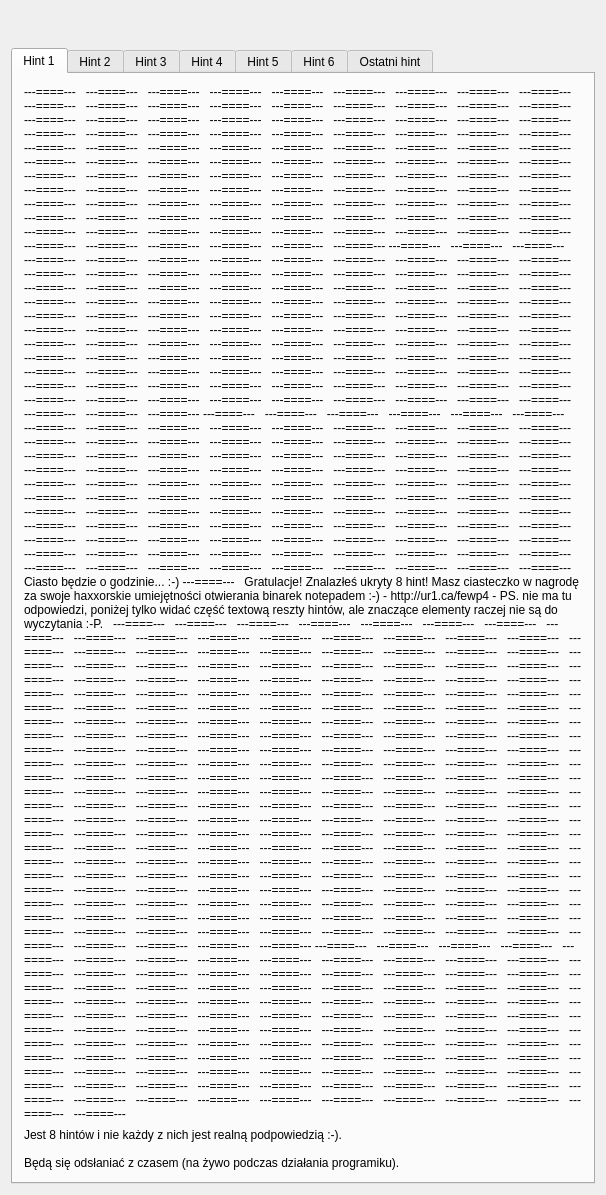
Qt form ur2013-client/ur2013gui.ui (CyberKiller40/ur2013) before a commit.
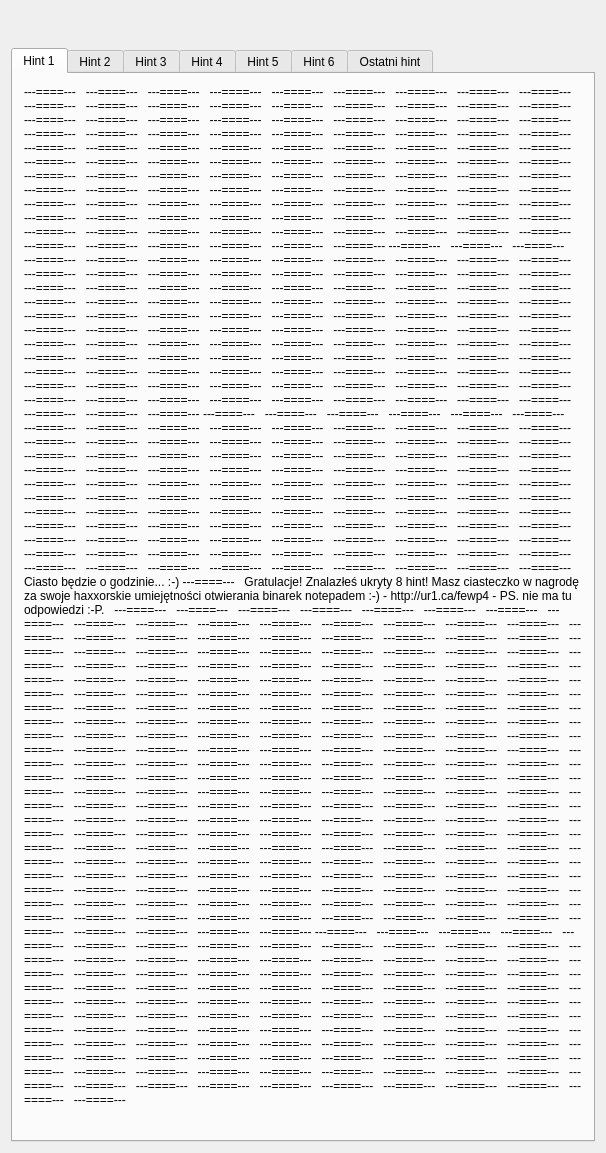
The same form after that commit. The open tabs and pages were chosen to show the change. Icons and pictures are not drawn.

Commit message:
base64! :-D
extra : convert_revision : cyberkiller8%40gmail.com-20130907212124-1zaf0qd44q7h84vm

```diff
--- a/ur2013-client/ur2013gui.ui
+++ b/ur2013-client/ur2013gui.ui
@@ -6,8 +6,8 @@
    <rect>
     <x>0</x>
     <y>0</y>
-    <width>270</width>
-    <height>359</height>
+    <width>495</width>
+    <height>1641</height>
    </rect>
   </property>
   <property name="sizePolicy">
@@ -57,7 +57,7 @@
        <item>
         <widget class="QLabel" name="alabel_8">
          <property name="text">
-          <string>---====---   ---====---   ---====---   ---====---   ---====---   ---====---   ---====---   ---====---   ---====---   ---====---   ---====---   ---====---   ---====---   ---====---   ---====---   ---====---   ---====---   ---====---   ---====---   ---====---   ---====---   ---====---   ---====---   ---====---   ---====---   ---====---   ---====---   ---====---   ---====---   ---====---   ---====---   ---====---   ---====---   ---====---   ---====---   ---====---   ---====---   ---====---   ---====---   ---====---   ---====---   ---====---   ---====---   ---====---   ---====---   ---====---   ---====---   ---====---   ---====---   ---====---   ---====---   ---====---   ---====---   ---====---   ---====---   ---====---   ---====---   ---====---   ---====---   ---====---   ---====---   ---====---   ---====---   ---====---   ---====---   ---====---   ---====---   ---====---   ---====---   ---====---   ---====---   ---====---   ---====---   ---====---   ---====---   ---====---   ---====---   ---====---   ---====---   ---====---   ---====---   ---====---   ---====---   ---====---   ---====---   ---====---   ---====---   ---====---   ---====---   ---====---   ---====---   ---====---   ---====---   ---====---   ---====---   ---====---   ---====---   ---====---   ---====---   ---====---   ---====---   ---====---   ---====---   ---====---   ---====--- ---====---   ---====---   ---====---   ---====---   ---====---   ---====---   ---====---   ---====---   ---====---   ---====---   ---====---   ---====---   ---====---   ---====---   ---====---   ---====---   ---====---   ---====---   ---====---   ---====---   ---====---   ---====---   ---====---   ---====---   ---====---   ---====---   ---====---   ---====---   ---====---   ---====---   ---====---   ---====---   ---====---   ---====---   ---====---   ---====---   ---====---   ---====---   ---====---   ---====---   ---====---   ---====---   ---====---   ---====---   ---====---   ---====---   ---====---   ---====---   ---====---   ---====---   ---====---   ---====---   ---====---   ---====---   ---====---   ---====---   ---====---   ---====---   ---====---   ---====---   ---====---   ---====---   ---====---   ---====---   ---====---   ---====---   ---====---   ---====---   ---====---   ---====---   ---====---   ---====---   ---====---   ---====---   ---====---   ---====---   ---====---   ---====---   ---====---   ---====---   ---====---   ---====---   ---====---   ---====---   ---====---   ---====---   ---====---   ---====---   ---====---   ---====---   ---====---   ---====---   ---====---   ---====---   ---====---   ---====---   ---====---   ---====---   ---====---   ---====---   ---====---   ---====---   ---====---   ---====---   ---====--- ---====---   ---====---   ---====---   ---====---   ---====---   ---====---   ---====---   ---====---   ---====---   ---====---   ---====---   ---====---   ---====---   ---====---   ---====---   ---====---   ---====---   ---====---   ---====---   ---====---   ---====---   ---====---   ---====---   ---====---   ---====---   ---====---   ---====---   ---====---   ---====---   ---====---   ---====---   ---====---   ---====---   ---====---   ---====---   ---====---   ---====---   ---====---   ---====---   ---====---   ---====---   ---====---   ---====---   ---====---   ---====---   ---====---   ---====---   ---====---   ---====---   ---====---   ---====---   ---====---   ---====---   ---====---   ---====---   ---====---   ---====---   ---====---   ---====---   ---====---   ---====---   ---====---   ---====---   ---====---   ---====---   ---====---   ---====---   ---====---   ---====---   ---====---   ---====---   ---====---   ---====---   ---====---   ---====---   ---====---   ---====---   ---====---   ---====---   ---====---   ---====---   ---====---   ---====---   ---====---   ---====---   ---====---   ---====---   ---====---   ---====---   ---====---   ---====---   ---====---   ---====---   ---====---   ---====---   ---====---   ---====---   ---====---   ---====---   ---====---   ---====---   ---====---   ---====---   ---====---   ---====---      Ciasto będzie o godzinie... :-) ---====---   Gratulacje! Znalazłeś ukryty 8 hint! Masz ciasteczko w nagrodę za swoje haxxorskie umiejętności otwierania binarek notepadem :-) - http://ur1.ca/fewp4 - PS. nie ma tu odpowiedzi, poniżej tylko widać część textową reszty hintów, ale znaczące elementy raczej nie są do wyczytania :-P.   ---====---   ---====---   ---====---   ---====---   ---====---   ---====---   ---====---   ---====---   ---====---   ---====---   ---====---   ---====---   ---====---   ---====---   ---====---   ---====---   ---====---   ---====---   ---====---   ---====---   ---====---   ---====---   ---====---   ---====---   ---====---   ---====---   ---====---   ---====---   ---====---   ---====---   ---====---   ---====---   ---====---   ---====---   ---====---   ---====---   ---====---   ---====---   ---====---   ---====---   ---====---   ---====---   ---====---   ---====---   ---====---   ---====---   ---====---   ---====---   ---====---   ---====---   ---====---   ---====---   ---====---   ---====---   ---====---   ---====---   ---====---   ---====---   ---====---   ---====---   ---====---   ---====---   ---====---   ---====---   ---====---   ---====---   ---====---   ---====---   ---====---   ---====---   ---====---   ---====---   ---====---   ---====---   ---====---   ---====---   ---====---   ---====---   ---====---   ---====---   ---====---   ---====---   ---====---   ---====---   ---====---   ---====---   ---====---   ---====---   ---====---   ---====---   ---====---   ---====---   ---====---   ---====---   ---====---   ---====---   ---====---   ---====---   ---====---   ---====---   ---====---   ---====---   ---====---   ---====---   ---====---   ---====---   ---====---   ---====---   ---====---   ---====---   ---====---   ---====---   ---====---   ---====---   ---====---   ---====---   ---====---   ---====---   ---====---   ---====---   ---====---   ---====---   ---====---   ---====---   ---====---   ---====---   ---====---   ---====---   ---====---   ---====---   ---====---   ---====---   ---====---   ---====---   ---====---   ---====---   ---====---   ---====---   ---====---   ---====---   ---====---   ---====---   ---====---   ---====---   ---====---   ---====---   ---====---   ---====---   ---====---   ---====---   ---====---   ---====---   ---====---   ---====---   ---====---   ---====---   ---====---   ---====---   ---====---   ---====---   ---====---   ---====---   ---====---   ---====---   ---====---   ---====---   ---====---   ---====---   ---====---   ---====---   ---====---   ---====---   ---====---   ---====---   ---====---   ---====---   ---====---   ---====---   ---====---   ---====---   ---====---   ---====---   ---====---   ---====---   ---====---   ---====---   ---====---   ---====---   ---====---   ---====---   ---====---   ---====---   ---====---   ---====---   ---====---   ---====---   ---====---   ---====---   ---====---   ---====---   ---====---   ---====---   ---====---   ---====---   ---====---   ---====---   ---====---   ---====---   ---====---   ---====--- ---====---   ---====---   ---====---   ---====---   ---====---   ---====---   ---====---   ---====---   ---====---   ---====---   ---====---   ---====---   ---====---   ---====---   ---====---   ---====---   ---====---   ---====---   ---====---   ---====---   ---====---   ---====---   ---====---   ---====---   ---====---   ---====---   ---====---   ---====---   ---====---   ---====---   ---====---   ---====---   ---====---   ---====---   ---====---   ---====---   ---====---   ---====---   ---====---   ---====---   ---====---   ---====---   ---====---   ---====---   ---====---   ---====---   ---====---   ---====---   ---====---   ---====---   ---====---   ---====---   ---====---   ---====---   ---====---   ---====---   ---====---   ---====---   ---====---   ---====---   ---====---   ---====---   ---====---   ---====---   ---====---   ---====---   ---====---   ---====---   ---====---   ---====---   ---====---   ---====---   ---====---   ---====---   ---====---   ---====---   ---====---   ---====---   ---====---   ---====---   ---====---   ---====---   ---====---   ---====---   ---====---   ---====---   ---====---   ---====---   ---====---   ---====---   ---====---   ---====---   ---====---   ---====---   ---====---   ---====---   ---====---   ---====---   ---====---   ---====---   ---====---   ---====---   ---====---   ---====---   ---====--- </string>
+          <string>---====---   ---====---   ---====---   ---====---   ---====---   ---====---   ---====---   ---====---   ---====---   ---====---   ---====---   ---====---   ---====---   ---====---   ---====---   ---====---   ---====---   ---====---   ---====---   ---====---   ---====---   ---====---   ---====---   ---====---   ---====---   ---====---   ---====---   ---====---   ---====---   ---====---   ---====---   ---====---   ---====---   ---====---   ---====---   ---====---   ---====---   ---====---   ---====---   ---====---   ---====---   ---====---   ---====---   ---====---   ---====---   ---====---   ---====---   ---====---   ---====---   ---====---   ---====---   ---====---   ---====---   ---====---   ---====---   ---====---   ---====---   ---====---   ---====---   ---====---   ---====---   ---====---   ---====---   ---====---   ---====---   ---====---   ---====---   ---====---   ---====---   ---====---   ---====---   ---====---   ---====---   ---====---   ---====---   ---====---   ---====---   ---====---   ---====---   ---====---   ---====---   ---====---   ---====---   ---====---   ---====---   ---====---   ---====---   ---====---   ---====---   ---====---   ---====---   ---====---   ---====---   ---====---   ---====---   ---====---   ---====---   ---====---   ---====---   ---====---   ---====---   ---====---   ---====---   ---====---   ---====--- ---====---   ---====---   ---====---   ---====---   ---====---   ---====---   ---====---   ---====---   ---====---   ---====---   ---====---   ---====---   ---====---   ---====---   ---====---   ---====---   ---====---   ---====---   ---====---   ---====---   ---====---   ---====---   ---====---   ---====---   ---====---   ---====---   ---====---   ---====---   ---====---   ---====---   ---====---   ---====---   ---====---   ---====---   ---====---   ---====---   ---====---   ---====---   ---====---   ---====---   ---====---   ---====---   ---====---   ---====---   ---====---   ---====---   ---====---   ---====---   ---====---   ---====---   ---====---   ---====---   ---====---   ---====---   ---====---   ---====---   ---====---   ---====---   ---====---   ---====---   ---====---   ---====---   ---====---   ---====---   ---====---   ---====---   ---====---   ---====---   ---====---   ---====---   ---====---   ---====---   ---====---   ---====---   ---====---   ---====---   ---====---   ---====---   ---====---   ---====---   ---====---   ---====---   ---====---   ---====---   ---====---   ---====---   ---====---   ---====---   ---====---   ---====---   ---====---   ---====---   ---====---   ---====---   ---====---   ---====---   ---====---   ---====---   ---====---   ---====---   ---====---   ---====---   ---====---   ---====---   ---====--- ---====---   ---====---   ---====---   ---====---   ---====---   ---====---   ---====---   ---====---   ---====---   ---====---   ---====---   ---====---   ---====---   ---====---   ---====---   ---====---   ---====---   ---====---   ---====---   ---====---   ---====---   ---====---   ---====---   ---====---   ---====---   ---====---   ---====---   ---====---   ---====---   ---====---   ---====---   ---====---   ---====---   ---====---   ---====---   ---====---   ---====---   ---====---   ---====---   ---====---   ---====---   ---====---   ---====---   ---====---   ---====---   ---====---   ---====---   ---====---   ---====---   ---====---   ---====---   ---====---   ---====---   ---====---   ---====---   ---====---   ---====---   ---====---   ---====---   ---====---   ---====---   ---====---   ---====---   ---====---   ---====---   ---====---   ---====---   ---====---   ---====---   ---====---   ---====---   ---====---   ---====---   ---====---   ---====---   ---====---   ---====---   ---====---   ---====---   ---====---   ---====---   ---====---   ---====---   ---====---   ---====---   ---====---   ---====---   ---====---   ---====---   ---====---   ---====---   ---====---   ---====---   ---====---   ---====---   ---====---   ---====---   ---====---   ---====---   ---====---   ---====---   ---====---   ---====---   ---====---   ---====---      Ciasto będzie o godzinie... :-) ---====---   Gratulacje! Znalazłeś ukryty 8 hint! Masz ciasteczko w nagrodę za swoje haxxorskie umiejętności otwierania binarek notepadem :-) - http://ur1.ca/fewp4 - PS. nie ma tu odpowiedzi :-P.   ---====---   ---====---   ---====---   ---====---   ---====---   ---====---   ---====---   ---====---   ---====---   ---====---   ---====---   ---====---   ---====---   ---====---   ---====---   ---====---   ---====---   ---====---   ---====---   ---====---   ---====---   ---====---   ---====---   ---====---   ---====---   ---====---   ---====---   ---====---   ---====---   ---====---   ---====---   ---====---   ---====---   ---====---   ---====---   ---====---   ---====---   ---====---   ---====---   ---====---   ---====---   ---====---   ---====---   ---====---   ---====---   ---====---   ---====---   ---====---   ---====---   ---====---   ---====---   ---====---   ---====---   ---====---   ---====---   ---====---   ---====---   ---====---   ---====---   ---====---   ---====---   ---====---   ---====---   ---====---   ---====---   ---====---   ---====---   ---====---   ---====---   ---====---   ---====---   ---====---   ---====---   ---====---   ---====---   ---====---   ---====---   ---====---   ---====---   ---====---   ---====---   ---====---   ---====---   ---====---   ---====---   ---====---   ---====---   ---====---   ---====---   ---====---   ---====---   ---====---   ---====---   ---====---   ---====---   ---====---   ---====---   ---====---   ---====---   ---====---   ---====---   ---====---   ---====---   ---====---   ---====---   ---====---   ---====---   ---====---   ---====---   ---====---   ---====---   ---====---   ---====---   ---====---   ---====---   ---====---   ---====---   ---====---   ---====---   ---====---   ---====---   ---====---   ---====---   ---====---   ---====---   ---====---   ---====---   ---====---   ---====---   ---====---   ---====---   ---====---   ---====---   ---====---   ---====---   ---====---   ---====---   ---====---   ---====---   ---====---   ---====---   ---====---   ---====---   ---====---   ---====---   ---====---   ---====---   ---====---   ---====---   ---====---   ---====---   ---====---   ---====---   ---====---   ---====---   ---====---   ---====---   ---====---   ---====---   ---====---   ---====---   ---====---   ---====---   ---====---   ---====---   ---====---   ---====---   ---====---   ---====---   ---====---   ---====---   ---====---   ---====---   ---====---   ---====---   ---====---   ---====---   ---====---   ---====---   ---====---   ---====---   ---====---   ---====---   ---====---   ---====---   ---====---   ---====---   ---====---   ---====---   ---====---   ---====---   ---====---   ---====---   ---====---   ---====---   ---====---   ---====---   ---====---   ---====---   ---====---   ---====---   ---====---   ---====---   ---====---   ---====---   ---====---   ---====---   ---====---   ---====---   ---====--- ---====---   ---====---   ---====---   ---====---   ---====---   ---====---   ---====---   ---====---   ---====---   ---====---   ---====---   ---====---   ---====---   ---====---   ---====---   ---====---   ---====---   ---====---   ---====---   ---====---   ---====---   ---====---   ---====---   ---====---   ---====---   ---====---   ---====---   ---====---   ---====---   ---====---   ---====---   ---====---   ---====---   ---====---   ---====---   ---====---   ---====---   ---====---   ---====---   ---====---   ---====---   ---====---   ---====---   ---====---   ---====---   ---====---   ---====---   ---====---   ---====---   ---====---   ---====---   ---====---   ---====---   ---====---   ---====---   ---====---   ---====---   ---====---   ---====---   ---====---   ---====---   ---====---   ---====---   ---====---   ---====---   ---====---   ---====---   ---====---   ---====---   ---====---   ---====---   ---====---   ---====---   ---====---   ---====---   ---====---   ---====---   ---====---   ---====---   ---====---   ---====---   ---====---   ---====---   ---====---   ---====---   ---====---   ---====---   ---====---   ---====---   ---====---   ---====---   ---====---   ---====---   ---====---   ---====---   ---====---   ---====---   ---====---   ---====---   ---====---   ---====---   ---====---   ---====---   ---====---   ---====--- </string>
          </property>
          <property name="wordWrap">
           <bool>true</bool>
@@ -67,9 +67,10 @@
        <item>
         <widget class="QLabel" name="label">
          <property name="text">
-          <string>Jest 8 hintów i nie każdy z nich jest realną podpowiedzią :-).
-
-Będą się odsłaniać z czasem (na żywo podczas działania programiku).</string>
+          <string/>
+         </property>
+         <property name="textFormat">
+          <enum>Qt::RichText</enum>
          </property>
          <property name="wordWrap">
           <bool>true</bool>
```
Left out of the diff: 42 changed lines with no effect on the pictures. The commit also changes 1 other file.
